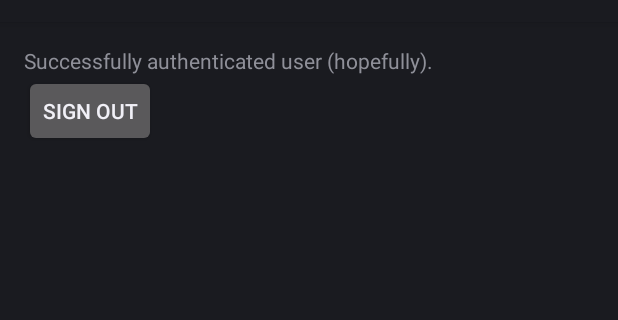
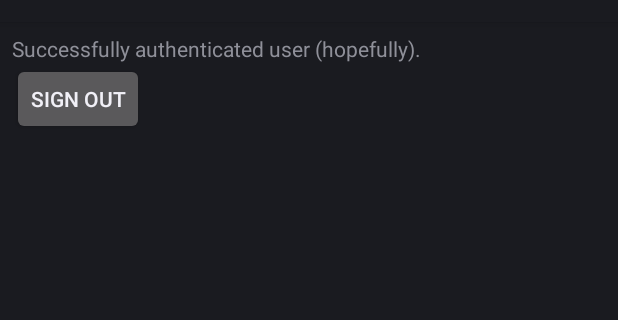
Before and after one commit to Wadpam/lets-the-right-one-in, an Android app: the MainActivity screen opened directly, with no data from a screen before it, on a phone screen of 412 x 824 dp, the part 62-382 px from its top. Run offline under Robolectric (Android 15) with nearby library versions, the phone set to English and light mode, and no system bars; libraries missing offline, so code that uses them is left out: retrofit.client.

```diff
--- a/lroi-lib/src/main/res/values-w820dp/dimens.xml
+++ /dev/null
@@ -1,6 +0,0 @@
-<resources>
-    <!-- Example customization of dimensions originally defined in res/values/dimens.xml
-         (such as screen margins) for screens with more than 820dp of available width. This
-         would include 7" and 10" devices in landscape (~960dp and ~1280dp respectively). -->
-    <dimen name="activity_horizontal_margin">64dp</dimen>
-</resources>
--- a/lroi-lib/src/main/res/values/dimens.xml
+++ /dev/null
@@ -1,5 +0,0 @@
-<resources>
-    <!-- Default screen margins, per the Android Design guidelines. -->
-    <dimen name="activity_horizontal_margin">16dp</dimen>
-    <dimen name="activity_vertical_margin">16dp</dimen>
-</resources>
--- a/lroi-lib/src/main/res/values/strings.xml
+++ b/lroi-lib/src/main/res/values/strings.xml
@@ -2,7 +2,6 @@
 <resources>
 
     <string name="app_name">Lets the Right On In</string>
-    <string name="hello_world">Hello world!</string>
     <string name="action_settings">Settings</string>
     <string name="hint_email">Email</string>
     <string name="hint_password">Password</string>
--- a/sample/src/main/res/values-w820dp/dimens.xml
+++ /dev/null
@@ -1,6 +0,0 @@
-<resources>
-    <!-- Example customization of dimensions originally defined in res/values/dimens.xml
-         (such as screen margins) for screens with more than 820dp of available width. This
-         would include 7" and 10" devices in landscape (~960dp and ~1280dp respectively). -->
-    <dimen name="activity_horizontal_margin">64dp</dimen>
-</resources>
--- a/sample/src/main/res/values/dimens.xml
+++ /dev/null
@@ -1,5 +0,0 @@
-<resources>
-    <!-- Default screen margins, per the Android Design guidelines. -->
-    <dimen name="activity_horizontal_margin">16dp</dimen>
-    <dimen name="activity_vertical_margin">16dp</dimen>
-</resources>
--- a/sample/src/main/res/values/strings.xml
+++ b/sample/src/main/res/values/strings.xml
@@ -1,9 +1,6 @@
 <?xml version="1.0" encoding="utf-8"?>
 <resources>
-
     <string name="app_name">Lets the Right One In Sample</string>
-    <string name="hello_world">Hello world!</string>
     <string name="action_settings">Settings</string>
     <string name="title_activity_login">Login</string>
-
 </resources>
```
